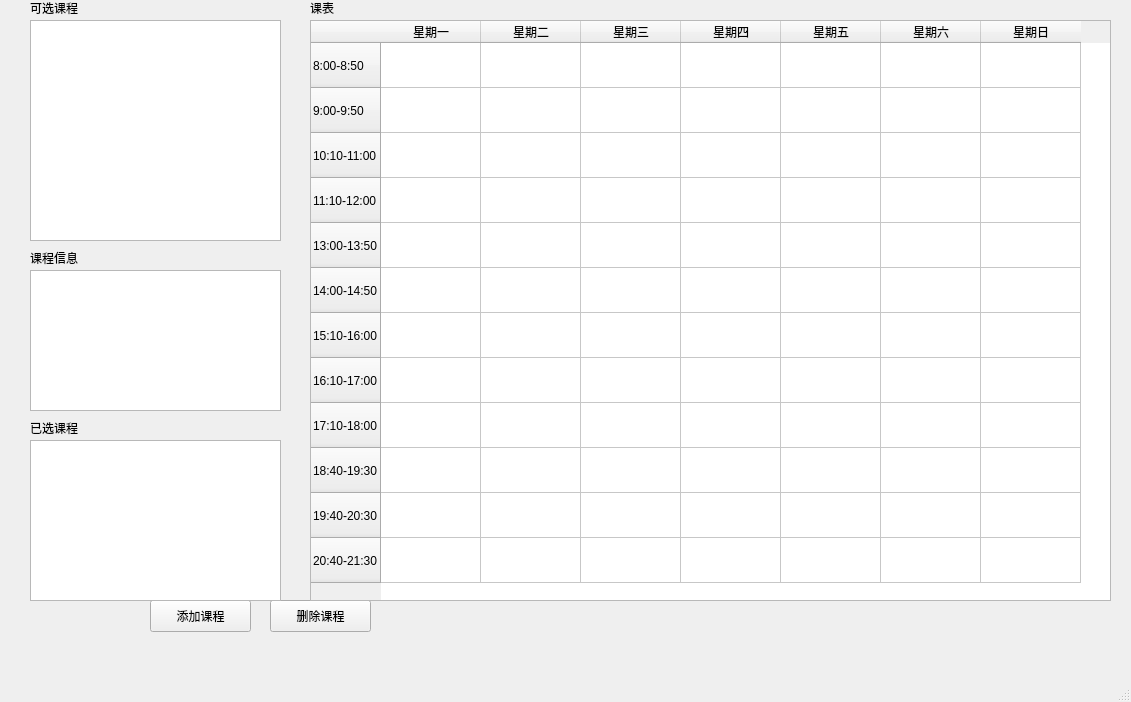
First picture: the form in MainProject2/mainwindow.ui, repository jiangruizhang/EasyElective, before the edit.
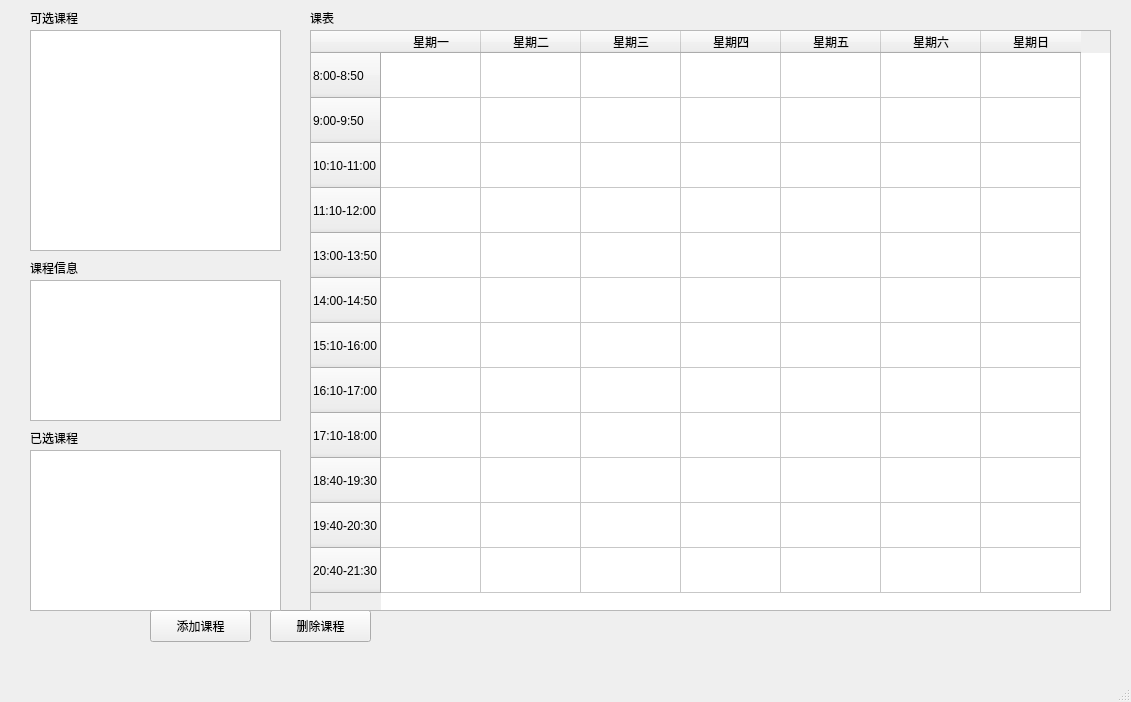
Second picture: the form after the edit.

Commit message: 将选中的课显示在课表中

Diff of the .ui file:
```diff
--- a/MainProject2/mainwindow.ui
+++ b/MainProject2/mainwindow.ui
@@ -18,7 +18,7 @@
     <property name="geometry">
      <rect>
       <x>30</x>
-      <y>20</y>
+      <y>30</y>
       <width>251</width>
       <height>221</height>
      </rect>
@@ -28,7 +28,7 @@
     <property name="geometry">
      <rect>
       <x>150</x>
-      <y>600</y>
+      <y>610</y>
       <width>101</width>
       <height>32</height>
      </rect>
@@ -41,7 +41,7 @@
     <property name="geometry">
      <rect>
       <x>270</x>
-      <y>600</y>
+      <y>610</y>
       <width>101</width>
       <height>32</height>
      </rect>
@@ -54,7 +54,7 @@
     <property name="geometry">
      <rect>
       <x>30</x>
-      <y>270</y>
+      <y>280</y>
       <width>251</width>
       <height>141</height>
      </rect>
@@ -64,7 +64,7 @@
     <property name="geometry">
      <rect>
       <x>30</x>
-      <y>0</y>
+      <y>10</y>
       <width>58</width>
       <height>16</height>
      </rect>
@@ -77,7 +77,7 @@
     <property name="geometry">
      <rect>
       <x>30</x>
-      <y>250</y>
+      <y>260</y>
       <width>58</width>
       <height>16</height>
      </rect>
@@ -90,7 +90,7 @@
     <property name="geometry">
      <rect>
       <x>30</x>
-      <y>440</y>
+      <y>450</y>
       <width>251</width>
       <height>161</height>
      </rect>
@@ -100,7 +100,7 @@
     <property name="geometry">
      <rect>
       <x>30</x>
-      <y>420</y>
+      <y>430</y>
       <width>58</width>
       <height>16</height>
      </rect>
@@ -113,7 +113,7 @@
     <property name="geometry">
      <rect>
       <x>310</x>
-      <y>20</y>
+      <y>30</y>
       <width>801</width>
       <height>581</height>
      </rect>
@@ -221,7 +221,7 @@
     <property name="geometry">
      <rect>
       <x>310</x>
-      <y>0</y>
+      <y>10</y>
       <width>58</width>
       <height>16</height>
      </rect>
```
The commit also changes 2 other files.
